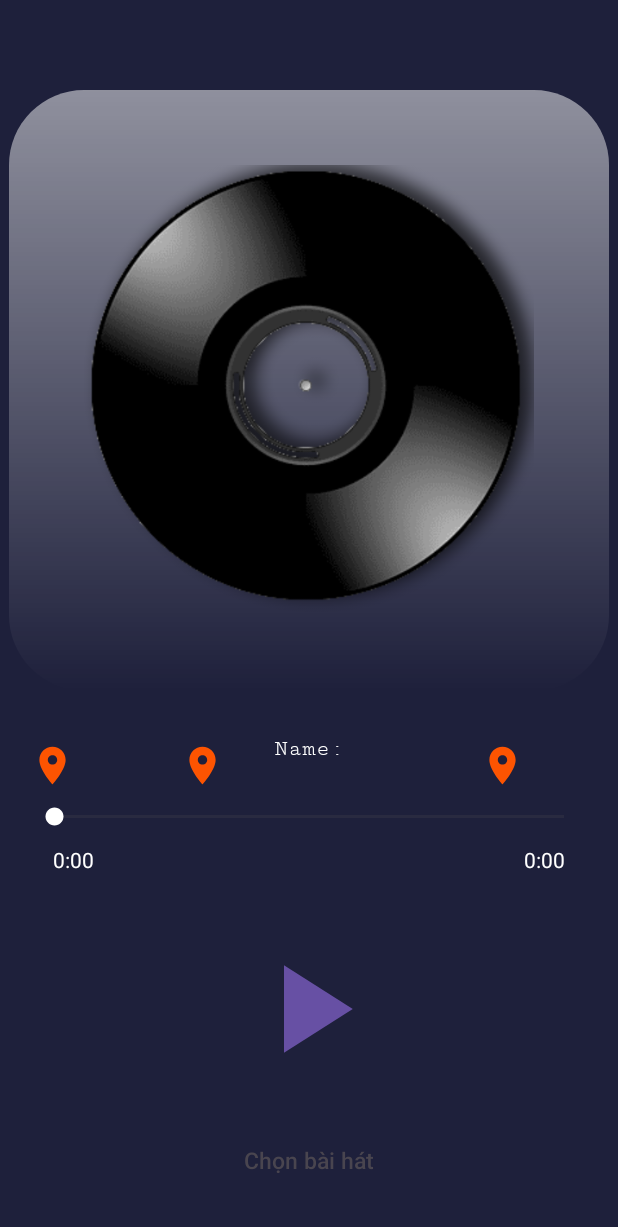
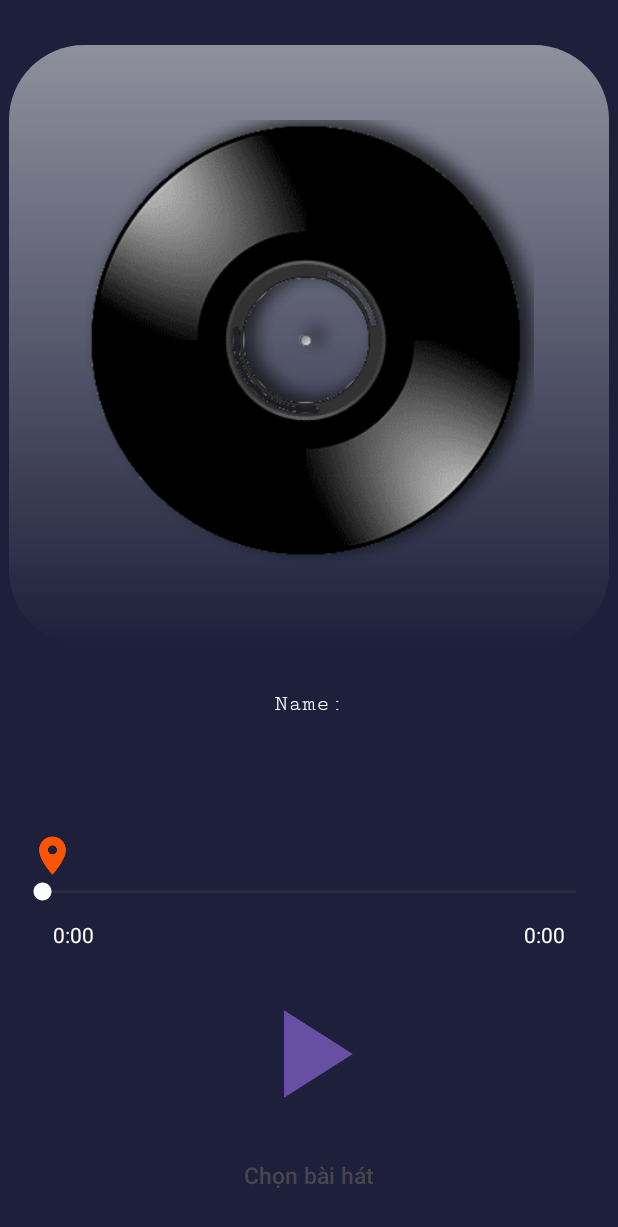
Before and after one commit to yeguzi/app_highlight_detect, an Android app: the screen it shows after launch (MainActivity), on a phone screen of 412 x 824 dp. Shown: the top 1227 px of the screen. Run offline under Robolectric (Android 15) with nearby library versions, the phone set to English and light mode, and no system bars; libraries missing offline, so code that uses them is left out: com.chaquo.python; 4 statements that could not run were skipped.

Commit message:
Update activity_main.xml

```diff
--- a/app/src/main/res/layout/activity_main.xml
+++ b/app/src/main/res/layout/activity_main.xml
@@ -10,7 +10,7 @@
         android:layout_width="wrap_content"
         android:layout_height="wrap_content"
         android:layout_centerHorizontal="true"
-        android:layout_marginTop="60dp"
+        android:layout_marginTop="30dp"
         android:background="@drawable/rounded_background"
         app:layout_constraintEnd_toEndOf="parent"
         app:layout_constraintStart_toStartOf="parent"
@@ -45,7 +45,8 @@
         android:layout_width="match_parent"
         android:layout_height="wrap_content"
         android:layout_marginHorizontal="20dp"
-        android:layout_marginBottom="40dp"
+        android:layout_marginBottom="20dp"
+
         app:layout_constraintBottom_toTopOf="@id/playPauseButton"
         app:layout_constraintEnd_toEndOf="parent"
         app:layout_constraintStart_toStartOf="parent">
@@ -70,7 +71,7 @@
                 android:id="@+id/icon_2"
                 android:layout_width="30dp"
                 android:layout_height="30dp"
-                android:layout_marginStart="100dp"
+                android:layout_marginStart="0dp"
                 android:src="@drawable/baseline_place_24"
                 android:visibility="visible" />
 
@@ -78,7 +79,7 @@
                 android:id="@+id/icon_3"
                 android:layout_width="30dp"
                 android:layout_height="30dp"
-                android:layout_marginStart="300dp"
+                android:layout_marginStart="0dp"
                 android:src="@drawable/baseline_place_24"
                 android:visibility="visible" />
         </RelativeLayout>
@@ -88,10 +89,12 @@
             android:id="@+id/seekBar"
             android:layout_width="match_parent"
             android:layout_height="wrap_content"
+            android:paddingStart="@dimen/seek_bar_padding"
+            android:paddingEnd="@dimen/seek_bar_padding"
             android:layout_centerHorizontal="true"
-            android:layout_marginTop="10dp"
             android:progressTint="#FFFFFF"
             android:thumbTint="#FFFFFF"
+            android:padding="0dp"
             app:layout_constraintEnd_toEndOf="parent"
             app:layout_constraintHorizontal_bias="0.533"
             app:layout_constraintStart_toStartOf="parent"
@@ -134,7 +137,7 @@
         android:layout_width="100dp"
         android:layout_height="100dp"
         android:layout_centerHorizontal="true"
-        android:layout_marginBottom="40dp"
+        android:layout_marginBottom="20dp"
         android:background="@drawable/baseline_play_arrow_24"
         app:layout_constraintBottom_toTopOf="@id/pick_file"
         app:layout_constraintEnd_toEndOf="parent"
@@ -145,7 +148,7 @@
         android:layout_width="wrap_content"
         android:layout_height="wrap_content"
         android:layout_centerHorizontal="true"
-        android:layout_marginBottom="40dp"
+        android:layout_marginBottom="30dp"
         android:fontFamily="sans-serif-medium"
         android:text="Chọn bài hát"
         android:textSize="15sp"
```
